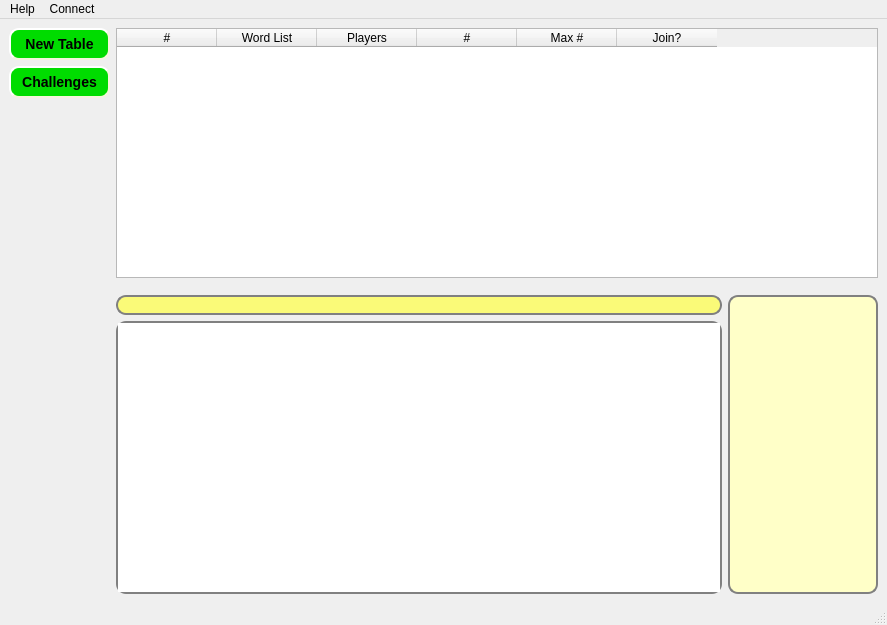
First picture: the form in trunk/client/src/mainwindow.ui, repository domino14/aerolithdesktop, before the edit.
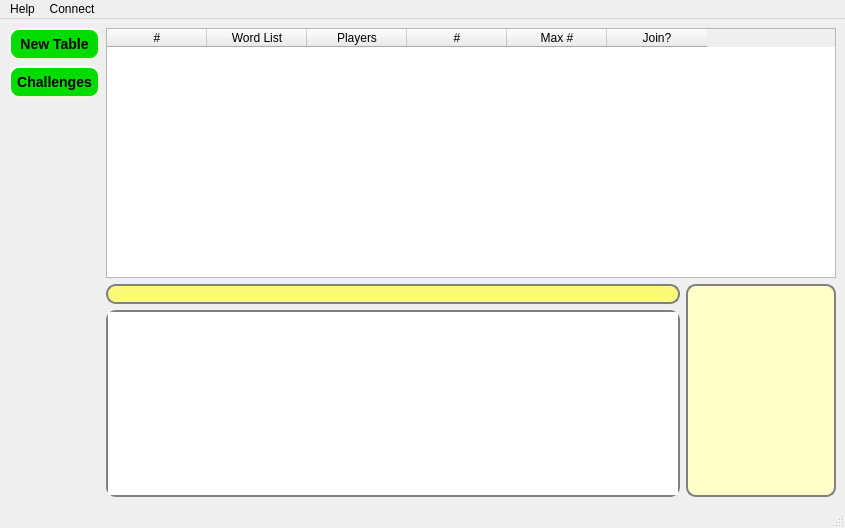
Second picture: the form after the edit. Custom widgets are drawn as their Qt base class.

```diff
--- a/trunk/client/src/mainwindow.ui
+++ b/trunk/client/src/mainwindow.ui
@@ -5,8 +5,8 @@
    <rect>
     <x>0</x>
     <y>0</y>
-    <width>887</width>
-    <height>625</height>
+    <width>845</width>
+    <height>528</height>
    </rect>
   </property>
   <property name="windowTitle" >
@@ -48,13 +48,16 @@
      <widget class="QTableWidget" name="roomTableWidget" >
       <property name="minimumSize" >
        <size>
-        <width>750</width>
+        <width>715</width>
         <height>250</height>
        </size>
       </property>
       <property name="focusPolicy" >
        <enum>Qt::NoFocus</enum>
       </property>
+      <property name="styleSheet" >
+       <string/>
+      </property>
       <property name="editTriggers" >
        <set>QAbstractItemView::NoEditTriggers</set>
       </property>
@@ -73,6 +76,12 @@
       <property name="showGrid" >
        <bool>false</bool>
       </property>
+      <property name="gridStyle" >
+       <enum>Qt::DashDotLine</enum>
+      </property>
+      <property name="sortingEnabled" >
+       <bool>false</bool>
+      </property>
       <column>
        <property name="text" >
         <string>#</string>
@@ -135,39 +144,20 @@
       </property>
      </widget>
     </item>
-    <item rowspan="3" row="2" column="0" >
+    <item row="2" column="0" >
      <spacer>
       <property name="orientation" >
        <enum>Qt::Vertical</enum>
       </property>
-      <property name="sizeType" >
-       <enum>QSizePolicy::Fixed</enum>
-      </property>
       <property name="sizeHint" >
        <size>
-        <width>101</width>
-        <height>100</height>
+        <width>20</width>
+        <height>40</height>
        </size>
       </property>
      </spacer>
     </item>
     <item row="3" column="1" >
-     <spacer>
-      <property name="orientation" >
-       <enum>Qt::Vertical</enum>
-      </property>
-      <property name="sizeType" >
-       <enum>QSizePolicy::Fixed</enum>
-      </property>
-      <property name="sizeHint" >
-       <size>
-        <width>590</width>
-        <height>5</height>
-       </size>
-      </property>
-     </spacer>
-    </item>
-    <item row="4" column="1" >
      <widget class="QLineEdit" name="lineEditChat" >
       <property name="styleSheet" >
        <string> QLineEdit {
@@ -187,8 +177,8 @@
       </property>
      </widget>
     </item>
-    <item rowspan="2" row="4" column="2" >
-     <widget class="QListWidget" name="listWidgetPeopleConnected" >
+    <item rowspan="2" row="3" column="2" >
+     <widget class="playerListWidget" name="listWidgetPeopleConnected" >
       <property name="minimumSize" >
        <size>
         <width>0</width>
@@ -213,7 +203,7 @@
       </property>
      </widget>
     </item>
-    <item row="5" column="1" >
+    <item row="4" column="1" >
      <widget class="QTextBrowser" name="chatText" >
       <property name="focusPolicy" >
        <enum>Qt::NoFocus</enum>
@@ -233,11 +223,11 @@
     <rect>
      <x>0</x>
      <y>0</y>
-     <width>887</width>
+     <width>845</width>
      <height>22</height>
     </rect>
    </property>
-   <widget class="QMenu" name="menuHey" >
+   <widget class="QMenu" name="menuHelp" >
     <property name="title" >
      <string>Help</string>
     </property>
@@ -245,14 +235,14 @@
     <addaction name="actionAcknowledgements" />
     <addaction name="actionAbout_Qt" />
    </widget>
-   <widget class="QMenu" name="menuConnec" >
+   <widget class="QMenu" name="menuConnect" >
     <property name="title" >
      <string>Connect</string>
     </property>
     <addaction name="actionConnect_to_Aerolith" />
    </widget>
-   <addaction name="menuHey" />
-   <addaction name="menuConnec" />
+   <addaction name="menuHelp" />
+   <addaction name="menuConnect" />
   </widget>
   <widget class="QStatusBar" name="statusbar" />
   <action name="actionAerolith_Help" >
@@ -276,6 +266,13 @@
    </property>
   </action>
  </widget>
+ <customwidgets>
+  <customwidget>
+   <class>playerListWidget</class>
+   <extends>QListWidget</extends>
+   <header>playerlistwidget.h</header>
+  </customwidget>
+ </customwidgets>
  <resources/>
  <connections/>
 </ui>
```
Left out of the diff: 6 changed lines with no effect on the pictures.
